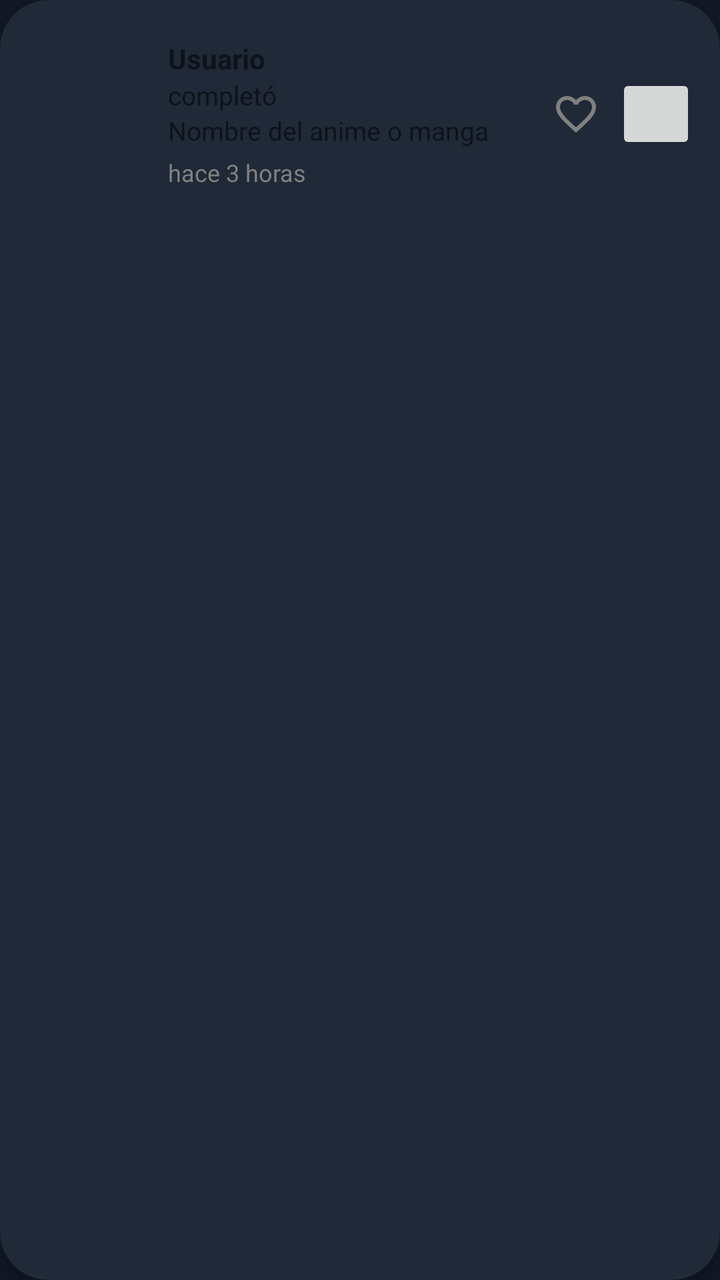
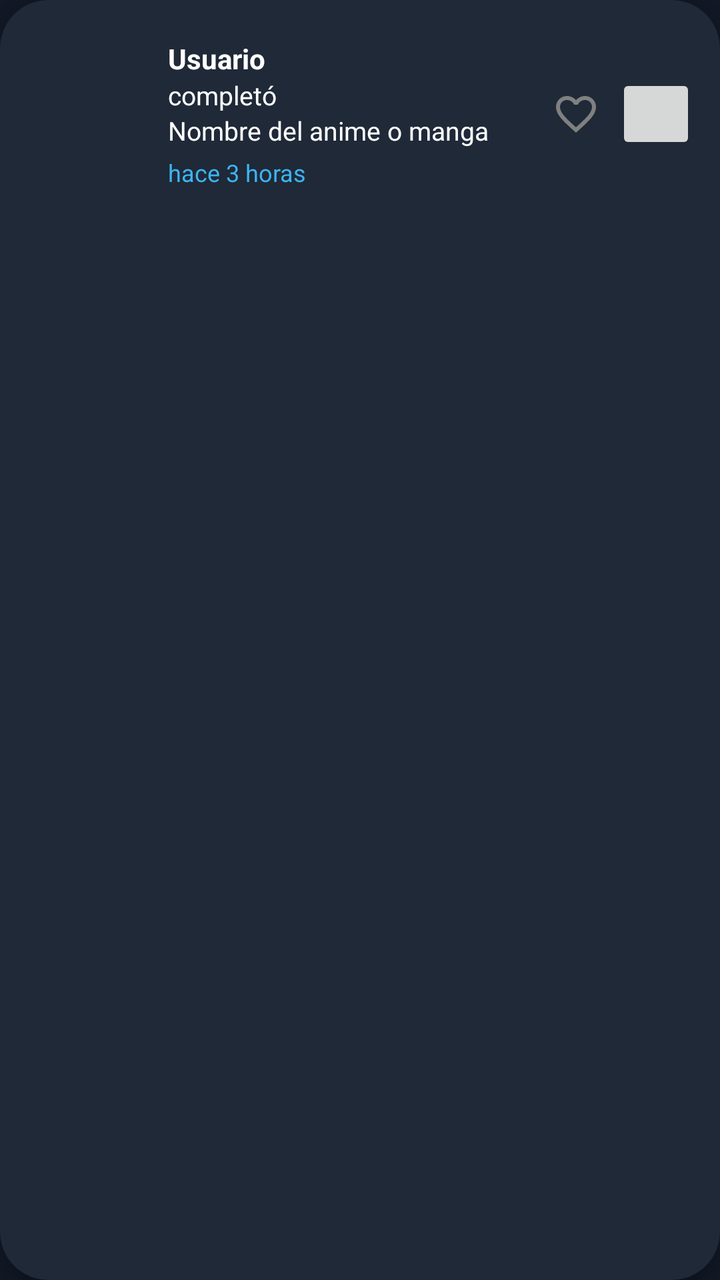

The first picture is an Android layout as it rendered before a commit; the second is the same layout after the commit. The layout source and the unified diff follow.
<!-- AndroidManifest.xml: application theme Theme.YomiTrack -->
<!-- res/layout/item_activity_card.xml -->
<com.google.android.material.card.MaterialCardView
    xmlns:android="http://schemas.android.com/apk/res/android"
    xmlns:app="http://schemas.android.com/apk/res-auto"
    android:layout_width="match_parent"
    android:layout_height="wrap_content"
    android:layout_margin="12dp"
    app:cardCornerRadius="24dp"
    app:cardElevation="8dp"
    app:cardBackgroundColor="@color/primary">

    <LinearLayout
        android:orientation="vertical"
        android:layout_width="match_parent"
        android:layout_height="wrap_content"
        android:padding="12dp">

        <LinearLayout
            android:orientation="horizontal"
            android:layout_width="match_parent"
            android:layout_height="wrap_content"
            android:gravity="center_vertical">

            <ImageView
                android:id="@+id/activityCover"
                android:layout_width="60dp"
                android:layout_height="90dp"
                android:scaleType="centerCrop"
                android:src="@drawable/placeholder_image"
                android:layout_marginEnd="12dp" />

            <LinearLayout
                android:orientation="vertical"
                android:layout_width="0dp"
                android:layout_height="wrap_content"
                android:layout_weight="1">

                <TextView
                    android:id="@+id/activityUser"
                    android:layout_width="wrap_content"
                    android:layout_height="wrap_content"
                    android:textStyle="bold"
                    android:text="Usuario"
                    android:textSize="14sp" />

                <TextView
                    android:id="@+id/activityAction"
                    android:layout_width="wrap_content"
                    android:layout_height="wrap_content"
                    android:text="completó"
                    android:textSize="13sp" />

                <TextView
                    android:id="@+id/activityTitle"
                    android:layout_width="wrap_content"
                    android:layout_height="wrap_content"
                    android:text="Nombre del anime o manga"
                    android:textSize="13sp"
                    android:maxLines="2"
                    android:ellipsize="end" />

                <TextView
                    android:id="@+id/activityTime"
                    android:layout_width="wrap_content"
                    android:layout_height="wrap_content"
                    android:text="hace 3 horas"
                    android:textSize="12sp"
                    android:textColor="@color/gray"
                    android:layout_marginTop="4dp" />
            </LinearLayout>

            <ImageButton
                android:id="@+id/likeButton"
                android:layout_width="40dp"
                android:layout_height="40dp"
                android:src="@drawable/ic_heart_outline"
                android:background="?attr/selectableItemBackgroundBorderless"
                app:tint="@color/gray" />

            <ImageButton
                android:id="@+id/commentButton"
                android:layout_width="40dp"
                android:layout_height="40dp"
                android:src="@drawable/ic_comment"
                app:tint="@color/gray" />
        </LinearLayout>

        <LinearLayout
            android:id="@+id/commentsContainer"
            android:layout_width="match_parent"
            android:layout_height="wrap_content"
            android:orientation="vertical"
            android:paddingTop="8dp"
            android:paddingStart="8dp"
            android:paddingEnd="8dp"
            android:layout_marginTop="4dp" />
    </LinearLayout>
</com.google.android.material.card.MaterialCardView>
<!-- resources referenced by this layout -->
<resources>
  <color name="gray">#808080</color>
  <color name="primary">#1F2937</color>
  <!-- drawable ic_comment: png bitmap (drawable, 9048 bytes) -->
  <!-- drawable ic_heart_outline (drawable) -->
  <vector xmlns:android="http://schemas.android.com/apk/res/android"
      android:width="24dp"
      android:height="24dp"
      android:viewportWidth="24"
      android:viewportHeight="24">
      <path
          android:fillColor="#FF000000"
          android:pathData="M16.5,3c-1.74,0 -3.41,0.81 -4.5,2.09C10.91,3.81 9.24,3 7.5,3 4.42,3 2,5.42 2,8.5c0,3.78 3.4,6.86 8.55,11.54L12,21.35l1.45,-1.32C18.6,15.36 22,12.28 22,8.5 22,5.42 19.58,3 16.5,3zM12.1,18.55l-0.1,0.1 -0.11,-0.1C7.14,14.24 4,11.39 4,8.5 4,6.5 5.5,5 7.5,5c1.54,0 3.04,1 3.57,2.36h1.87C13.46,6 14.96,5 16.5,5 18.5,5 20,6.5 20,8.5c0,2.89 -3.14,5.74 -7.9,10.05z" />
  </vector>
  <!-- drawable placeholder_image (drawable) -->
  <?xml version="1.0" encoding="utf-8"?>
  <selector xmlns:android="http://schemas.android.com/apk/res/android">
  
  </selector>
  <style name="Theme.YomiTrack" parent="Base.Theme.YomiTrack" />
  <style name="Base.Theme.YomiTrack" parent="Theme.MaterialComponents.DayNight.NoActionBar">
          
          <item name="colorPrimary">@color/primary</item>
          <item name="colorPrimaryVariant">@color/primary</item>
          <item name="colorOnPrimary">@color/textPrimary</item>
          <item name="android:colorBackground">@color/background</item>
          <item name="colorOnBackground">@color/textPrimary</item>
  
          
          <item name="bottomNavigationStyle">@style/CustomBottomNav</item>
      </style>
  <color name="textPrimary">#FFFFFF</color>
  <color name="background">#121926</color>
  <style name="CustomBottomNav" parent="Widget.MaterialComponents.BottomNavigationView">
          <item name="android:background">@color/primary</item>
          <item name="itemIconTint">@color/textPrimary</item>
          <item name="itemTextColor">@color/textPrimary</item>
      </style>
</resources>

<!-- the commit's change to res/layout/item_activity_card.xml (unified diff, before → after) -->
@@ -40,6 +40,7 @@
                     android:layout_height="wrap_content"
                     android:textStyle="bold"
                     android:text="Usuario"
+                    android:textColor="@android:color/white"
                     android:textSize="14sp" />
 
                 <TextView
@@ -47,6 +48,7 @@
                     android:layout_width="wrap_content"
                     android:layout_height="wrap_content"
                     android:text="completó"
+                    android:textColor="@android:color/white"
                     android:textSize="13sp" />
 
                 <TextView
@@ -54,6 +56,7 @@
                     android:layout_width="wrap_content"
                     android:layout_height="wrap_content"
                     android:text="Nombre del anime o manga"
+                    android:textColor="@android:color/white"
                     android:textSize="13sp"
                     android:maxLines="2"
                     android:ellipsize="end" />
@@ -64,7 +67,7 @@
                     android:layout_height="wrap_content"
                     android:text="hace 3 horas"
                     android:textSize="12sp"
-                    android:textColor="@color/gray"
+                    android:textColor="@color/status_blue"
                     android:layout_marginTop="4dp" />
             </LinearLayout>
 
<!-- resource entries referenced after the edit -->
@@ -2,6 +2,7 @@
 <resources>
   <color name="gray">#808080</color>
   <color name="primary">#1F2937</color>
+  <color name="status_blue">#3DB4F2</color>
   <!-- drawable ic_comment: png bitmap (drawable, 9048 bytes) -->
   <!-- drawable ic_heart_outline (drawable) -->
   <vector xmlns:android="http://schemas.android.com/apk/res/android"
